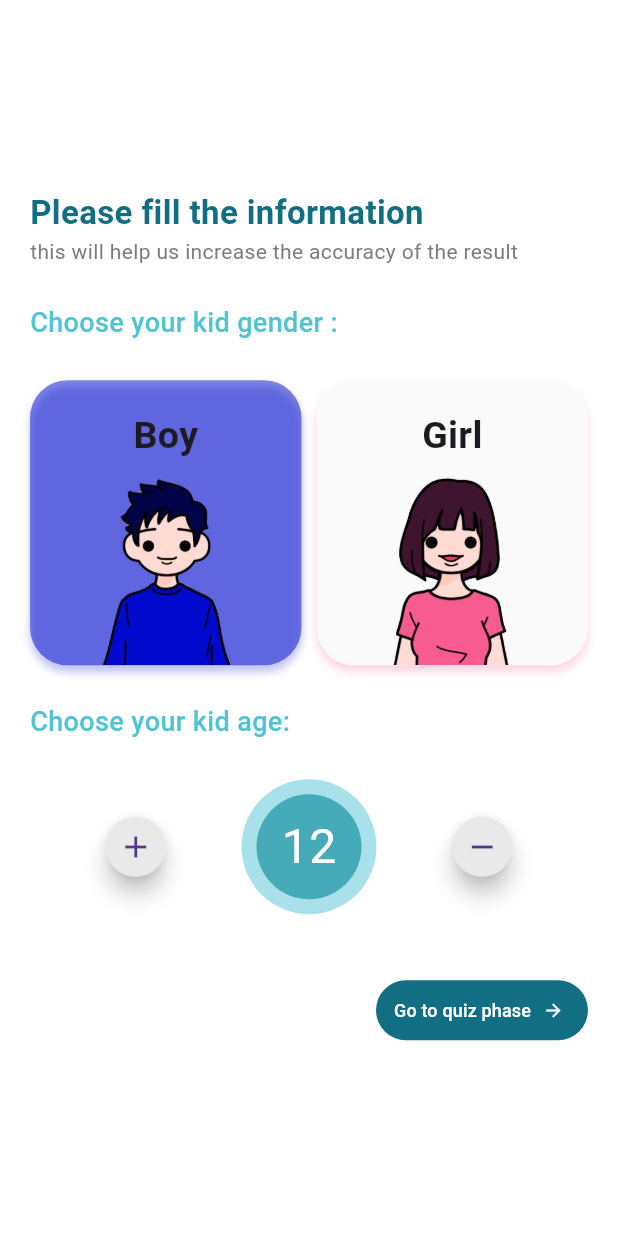
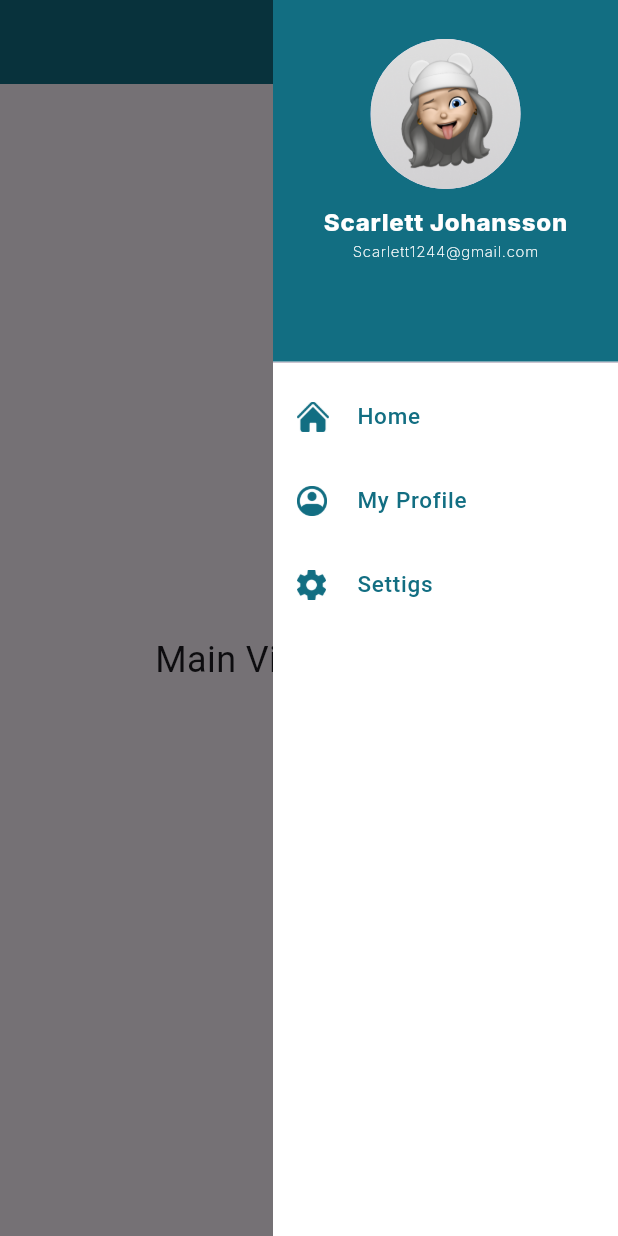
Before and after one commit to Al-Dos024/Neuro-Rush, a Flutter app: the screen it shows after launch, with the side drawer open (before the commit the screen has no drawer), on a phone screen of 412 x 824 dp. Run offline on Flutter 3.47's test engine with Material 3 defaults, Android fonts, the phone set to English and light mode, and no system bars; our stand-ins replace font_awesome_flutter, google_fonts, smooth_page_indicator; Roboto replaces fonts that are missing (Kodchasan).

Commit message:
drawer without logout

```diff
--- a/lib/features/main/screens/main_view.dart
+++ b/lib/features/main/screens/main_view.dart
@@ -1,4 +1,7 @@
 import 'package:flutter/material.dart';
+import 'package:adhd/constants.dart';
+import 'package:flutter/widgets.dart';
+import 'package:google_fonts/google_fonts.dart'; // Make sure this import path is correct
 
 class MainView extends StatelessWidget {
   const MainView({super.key});
@@ -6,14 +9,125 @@ class MainView extends StatelessWidget {
   @override
   Widget build(BuildContext context) {
     return Scaffold(
+      endDrawer: const MainDrawer(),
       appBar: AppBar(
+        iconTheme: const IconThemeData(color: kWhitecolor),
+        backgroundColor: kBluecolor_1,
         actions: [
-          IconButton(
-            icon: const Icon(Icons.menu),
-            onPressed: (){},
-          )
+          Builder(
+            builder: (context) => IconButton(
+              icon: const Icon(Icons.menu),
+              onPressed: () => Scaffold.of(context).openEndDrawer(),
+            ),
+          ),
+        ],
+      ),
+      body: const Center(
+        child: Text(
+          'Main View Content',
+          style: TextStyle(fontSize: 24),
+        ),
+      ),
+    );
+  }
+}
+
+class MainDrawer extends StatelessWidget {
+  const MainDrawer({super.key});
+
+  @override
+  Widget build(BuildContext context) {
+    return Drawer(
+      backgroundColor: kWhitecolor,
+      width: 230,
+      shape: const RoundedRectangleBorder(
+        borderRadius: BorderRadius.all(
+          Radius.circular(0),
+        ),
+      ),
+      child: ListView(
+        padding: EdgeInsets.zero,
+        children: const <Widget>[
+          CustomDrawerHeader(),
+          DrawerItem(img: "assets/icons/home.png",title: 'Home'),
+          DrawerItem(img: "assets/icons/profile.png", title: "My Profile"),
+          DrawerItem(img: "assets/icons/setting.png", title: "Settigs"),
         ],
       ),
     );
   }
 }
+
+class DrawerItem extends StatelessWidget {
+  const DrawerItem({
+    super.key,
+    required this.img,
+    required this.title,
+  });
+  final String img;
+  final String title;
+  @override
+  Widget build(BuildContext context) {
+    return ListTile(
+      leading: Image(
+        image: AssetImage(img),
+        height: 20,
+      ),
+      title: Text(
+        title,
+        style: GoogleFonts.kodchasan(
+          color: kBluecolor_1,
+          fontSize: 15,
+          fontWeight: FontWeight.w500,
+        ),
+      ),
+    );
+  }
+}
+
+class CustomDrawerHeader extends StatelessWidget {
+  const CustomDrawerHeader({
+    super.key,
+  });
+
+  @override
+  Widget build(BuildContext context) {
+    return SizedBox(
+      height: 250.0,
+      child: DrawerHeader(
+        decoration: const BoxDecoration(
+          color: kBluecolor_1,
+        ),
+        child: Center(
+          child: Column(
+            children: [
+              const Padding(
+                padding: EdgeInsets.symmetric(vertical: 10),
+                child: CircleAvatar(
+                  radius: 50,
+                  backgroundImage: AssetImage("assets/img/avatar.png"),
+                ),
+              ),
+              Text(
+                "Scarlett Johansson",
+                style: GoogleFonts.inter(
+                  color: kWhitecolor,
+                  fontWeight: FontWeight.w800,
+                  fontSize: 16,
+                ),
+              ),
+              Text(
+                "Scarlett1244@gmail.com",
+                style: GoogleFonts.inter(
+                  fontSize: 10,
+                  fontWeight: FontWeight.w200,
+                  color: kWhitecolor,
+                ),
+              ),
+            ],
+          ),
+        ),
+      ),
+    );
+  }
+}
--- a/lib/main.dart
+++ b/lib/main.dart
@@ -1,4 +1,6 @@
+import 'package:adhd/constants.dart';
 import 'package:adhd/features/authorization/presentation/sign_in/screens/sign_in_view.dart';
+import 'package:adhd/features/main/screens/main_view.dart';
 import 'package:adhd/features/onborading/presentation/screens/onborading_view.dart';
 import 'package:adhd/features/quiz%20for%20kid/presentation/screens/def_the_kid.dart';
 import 'package:flutter/material.dart';
@@ -12,9 +14,14 @@ class MyApp extends StatelessWidget {
 
   @override
   Widget build(BuildContext context) {
-    return const MaterialApp(
+    return MaterialApp(
+
       debugShowCheckedModeBanner: false,
-      home: DefineTheKid(),
+      theme: ThemeData(
+              appBarTheme: const AppBarTheme(
+            color: Colors.amber,
+          )),
+      home: const MainView() //DefineTheKid(),
     );
   }
 }
```
Also changed, not shown: assets/icons/home.png (added), assets/icons/profile.png (added), assets/icons/setting.png (added), assets/img/avatar.png (added), lib/features/main/widgets/custom_drawer_header.dart (added), lib/features/main/widgets/drawer_item.dart (added), lib/features/main/widgets/main_drawer.dart (added).
